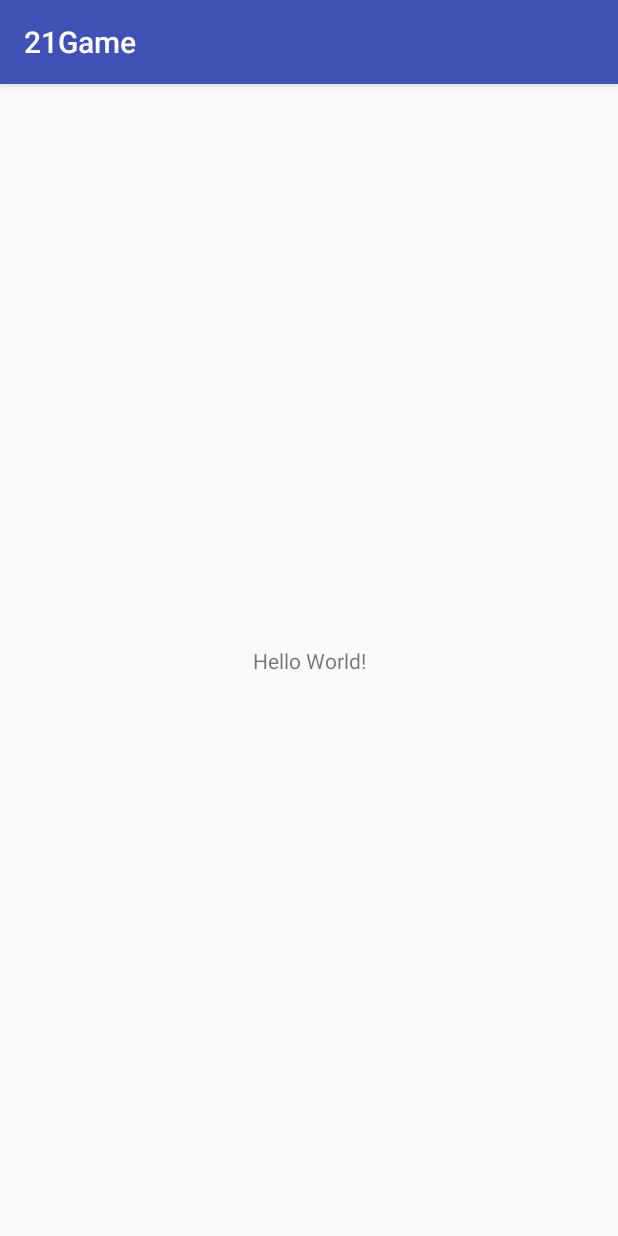
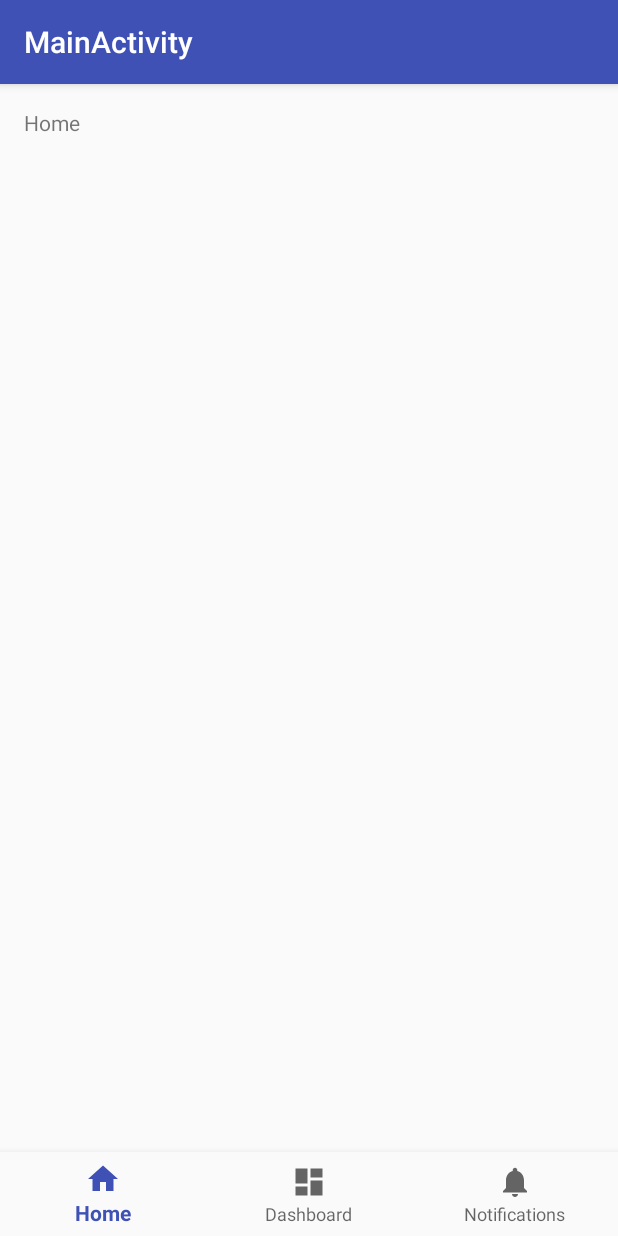
Before and after one commit to persistere/21Game, an Android app: the screen it shows after launch (SplashActivity before the commit, MainActivity after it), on a phone screen of 412 x 824 dp. Run offline under Robolectric (Android 15) with nearby library versions, the phone set to English and light mode, and no system bars.

Commit message:
criando splash screen

```diff
--- a/app/build.gradle
+++ b/app/build.gradle
@@ -13,6 +13,7 @@ android {
         versionCode 1
         versionName "1.0"
         testInstrumentationRunner "android.support.test.runner.AndroidJUnitRunner"
+        vectorDrawables.useSupportLibrary = true
     }
     buildTypes {
         release {
@@ -24,9 +25,12 @@ android {
 
 dependencies {
     implementation fileTree(dir: 'libs', include: ['*.jar'])
-    implementation"org.jetbrains.kotlin:kotlin-stdlib-jre7:$kotlin_version"
+    implementation "org.jetbrains.kotlin:kotlin-stdlib-jre7:$kotlin_version"
     implementation 'com.android.support:appcompat-v7:26.1.0'
     implementation 'com.android.support.constraint:constraint-layout:1.0.2'
+    implementation 'com.android.support:design:26.1.0'
+    implementation 'com.android.support:support-vector-drawable:26.1.0'
+    implementation 'com.android.support:support-v4:26.1.0'
     testImplementation 'junit:junit:4.12'
     androidTestImplementation 'com.android.support.test:runner:1.0.1'
     androidTestImplementation 'com.android.support.test.espresso:espresso-core:3.0.1'
--- /dev/null
+++ b/app/src/main/java/com/example/logonrm/a21game/MainActivity.kt
@@ -0,0 +1,34 @@
+package com.example.logonrm.a21game
+
+import android.os.Bundle
+import android.support.design.widget.BottomNavigationView
+import android.support.v7.app.AppCompatActivity
+import kotlinx.android.synthetic.main.activity_main.*
+
+class MainActivity : AppCompatActivity() {
+
+    private val mOnNavigationItemSelectedListener = BottomNavigationView.OnNavigationItemSelectedListener { item ->
+        when (item.itemId) {
+            R.id.navigation_home -> {
+                message.setText(R.string.title_home)
+                return@OnNavigationItemSelectedListener true
+            }
+            R.id.navigation_dashboard -> {
+                message.setText(R.string.title_dashboard)
+                return@OnNavigationItemSelectedListener true
+            }
+            R.id.navigation_notifications -> {
+                message.setText(R.string.title_notifications)
+                return@OnNavigationItemSelectedListener true
+            }
+        }
+        false
+    }
+
+    override fun onCreate(savedInstanceState: Bundle?) {
+        super.onCreate(savedInstanceState)
+        setContentView(R.layout.activity_main)
+
+        navigation.setOnNavigationItemSelectedListener(mOnNavigationItemSelectedListener)
+    }
+}
--- a/app/src/main/java/com/example/logonrm/a21game/SplashActivity.kt
+++ b/app/src/main/java/com/example/logonrm/a21game/SplashActivity.kt
@@ -1,12 +1,35 @@
 package com.example.logonrm.a21game
 
+import android.content.Intent
 import android.support.v7.app.AppCompatActivity
 import android.os.Bundle
+import android.os.Handler
+import android.view.animation.AnimationUtils
+import kotlinx.android.synthetic.main.activity_splash.*
 
 class SplashActivity : AppCompatActivity() {
+
 
     override fun onCreate(savedInstanceState: Bundle?) {
         super.onCreate(savedInstanceState)
         setContentView(R.layout.activity_splash)
+        carregar()
+    }
+
+    fun carregar() {
+        val animacao = AnimationUtils.loadAnimation( this, R.anim.animacao_splash)
+
+        ivLogo.clearAnimation()
+        ivLogo.startAnimation(animacao)
+
+        Handler().postDelayed({
+            val intent = Intent(this@SplashActivity,
+                    MainActivity::class.java)
+
+            this@SplashActivity.startActivity(intent)
+
+            finish()
+
+        },3000)
     }
 }
--- /dev/null
+++ b/app/src/main/res/anim/animacao_splash.xml
@@ -0,0 +1,5 @@
+<?xml version="1.0" encoding="utf-8"?>
+<alpha xmlns:android="http://schemas.android.com/apk/res/android"
+    android:fromAlpha="0.0"
+    android:toAlpha="1.0"
+    android:duration="2500" />
--- /dev/null
+++ b/app/src/main/res/drawable/ic_dashboard_black_24dp.xml
@@ -0,0 +1,9 @@
+<vector xmlns:android="http://schemas.android.com/apk/res/android"
+    android:width="24dp"
+    android:height="24dp"
+    android:viewportHeight="24.0"
+    android:viewportWidth="24.0">
+    <path
+        android:fillColor="#FF000000"
+        android:pathData="M3,13h8L11,3L3,3v10zM3,21h8v-6L3,15v6zM13,21h8L21,11h-8v10zM13,3v6h8L21,3h-8z" />
+</vector>
--- /dev/null
+++ b/app/src/main/res/drawable/ic_home_black_24dp.xml
@@ -0,0 +1,9 @@
+<vector xmlns:android="http://schemas.android.com/apk/res/android"
+    android:width="24dp"
+    android:height="24dp"
+    android:viewportHeight="24.0"
+    android:viewportWidth="24.0">
+    <path
+        android:fillColor="#FF000000"
+        android:pathData="M10,20v-6h4v6h5v-8h3L12,3 2,12h3v8z" />
+</vector>
--- /dev/null
+++ b/app/src/main/res/drawable/ic_notifications_black_24dp.xml
@@ -0,0 +1,9 @@
+<vector xmlns:android="http://schemas.android.com/apk/res/android"
+    android:width="24dp"
+    android:height="24dp"
+    android:viewportHeight="24.0"
+    android:viewportWidth="24.0">
+    <path
+        android:fillColor="#FF000000"
+        android:pathData="M12,22c1.1,0 2,-0.9 2,-2h-4c0,1.1 0.89,2 2,2zM18,16v-5c0,-3.07 -1.64,-5.64 -4.5,-6.32L13.5,4c0,-0.83 -0.67,-1.5 -1.5,-1.5s-1.5,0.67 -1.5,1.5v0.68C7.63,5.36 6,7.92 6,11v5l-2,2v1h16v-1l-2,-2z" />
+</vector>
--- /dev/null
+++ b/app/src/main/res/layout/activity_main.xml
@@ -0,0 +1,33 @@
+<?xml version="1.0" encoding="utf-8"?>
+<android.support.constraint.ConstraintLayout xmlns:android="http://schemas.android.com/apk/res/android"
+    xmlns:app="http://schemas.android.com/apk/res-auto"
+    xmlns:tools="http://schemas.android.com/tools"
+    android:id="@+id/container"
+    android:layout_width="match_parent"
+    android:layout_height="match_parent"
+    tools:context="com.example.logonrm.a21game.MainActivity">
+
+    <TextView
+        android:id="@+id/message"
+        android:layout_width="wrap_content"
+        android:layout_height="wrap_content"
+        android:layout_marginLeft="@dimen/activity_horizontal_margin"
+        android:layout_marginStart="@dimen/activity_horizontal_margin"
+        android:layout_marginTop="@dimen/activity_vertical_margin"
+        android:text="@string/title_home"
+        app:layout_constraintLeft_toLeftOf="parent"
+        app:layout_constraintTop_toTopOf="parent" />
+
+    <android.support.design.widget.BottomNavigationView
+        android:id="@+id/navigation"
+        android:layout_width="0dp"
+        android:layout_height="wrap_content"
+        android:layout_marginEnd="0dp"
+        android:layout_marginStart="0dp"
+        android:background="?android:attr/windowBackground"
+        app:layout_constraintBottom_toBottomOf="parent"
+        app:layout_constraintLeft_toLeftOf="parent"
+        app:layout_constraintRight_toRightOf="parent"
+        app:menu="@menu/navigation" />
+
+</android.support.constraint.ConstraintLayout>
--- /dev/null
+++ b/app/src/main/res/menu/navigation.xml
@@ -0,0 +1,19 @@
+<?xml version="1.0" encoding="utf-8"?>
+<menu xmlns:android="http://schemas.android.com/apk/res/android">
+
+    <item
+        android:id="@+id/navigation_home"
+        android:icon="@drawable/ic_home_black_24dp"
+        android:title="@string/title_home" />
+
+    <item
+        android:id="@+id/navigation_dashboard"
+        android:icon="@drawable/ic_dashboard_black_24dp"
+        android:title="@string/title_dashboard" />
+
+    <item
+        android:id="@+id/navigation_notifications"
+        android:icon="@drawable/ic_notifications_black_24dp"
+        android:title="@string/title_notifications" />
+
+</menu>
--- /dev/null
+++ b/app/src/main/res/values/dimens.xml
@@ -0,0 +1,5 @@
+<resources>
+    <!-- Default screen margins, per the Android Design guidelines. -->
+    <dimen name="activity_horizontal_margin">16dp</dimen>
+    <dimen name="activity_vertical_margin">16dp</dimen>
+</resources>
--- a/app/src/main/res/values/strings.xml
+++ b/app/src/main/res/values/strings.xml
@@ -1,3 +1,10 @@
 <resources>
     <string name="app_name">21Game</string>
+    <string name="title_activity_main">MainActivity</string>
+    <string name="title_home">Home</string>
+    <string name="title_dashboard">Dashboard</string>
+    <string name="title_notifications">Notifications</string>
+
+    <!-- TODO: Remove or change this placeholder text -->
+    <string name="hello_blank_fragment">Hello blank fragment</string>
 </resources>
--- a/app/src/main/res/values/styles.xml
+++ b/app/src/main/res/values/styles.xml
@@ -8,4 +8,10 @@
         <item name="colorAccent">@color/colorAccent</item>
     </style>
 
+    <style name="FullScreen" parent="AppTheme">
+        <item name="windowActionBar">false</item>
+        <item name="windowNoTitle">true</item>
+        <item name="android:windowFullscreen">true</item>
+    </style>
+
 </resources>
```
Also changed, not shown: app/src/main/AndroidManifest.xml (+6 -1 lines), app/src/main/java/com/example/logonrm/a21game/fragments/GameFragment.kt (added, +25 -0 lines), app/src/main/java/com/example/logonrm/a21game/fragments/SobreFragment.kt (added, +25 -0 lines), app/src/main/res/layout/activity_splash.xml (+5 -4 lines), app/src/main/res/layout/fragment_game.xml (added, +13 -0 lines), app/src/main/res/layout/fragment_sobre.xml (added, +13 -0 lines).
